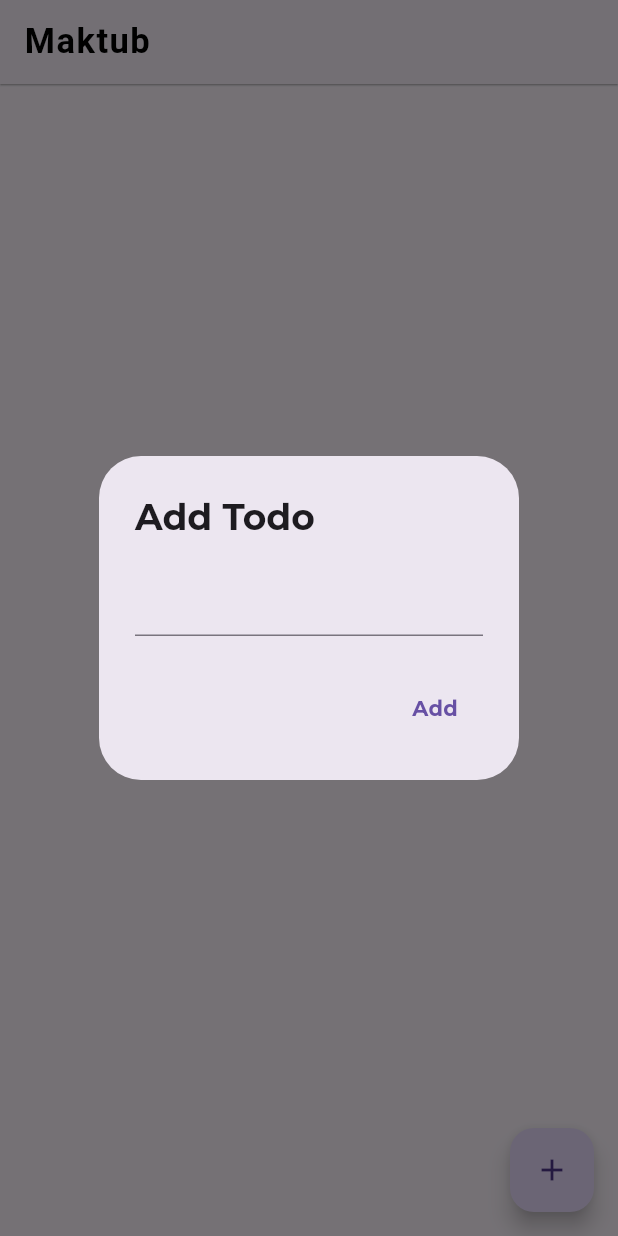
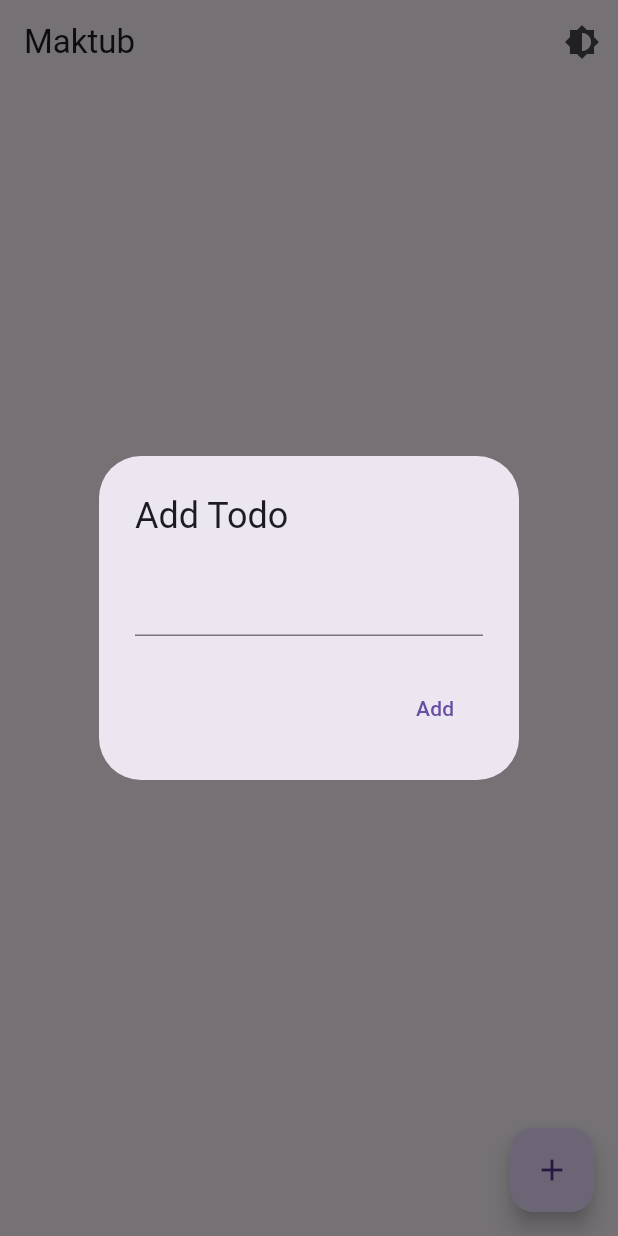
Before and after one commit to shaaanuu/maktub, a Flutter app: the screen it shows after launch, after a tap on the "add" icon, on a phone screen of 412 x 824 dp. Run offline on Flutter 3.47's test engine with Material 3 defaults, Android fonts, the phone set to English and light mode, and no system bars; our stand-ins replace flutter_bloc, flutter_slidable, hive_flutter; accounts and stored records are empty; project files that could hold a hidden picture were left out.

Commit message:
add: darkmode

```diff
--- /dev/null
+++ b/lib/bloc/theme/theme_bloc.dart
@@ -0,0 +1,51 @@
+import 'package:flutter/material.dart';
+import 'package:flutter_bloc/flutter_bloc.dart';
+import 'package:hive_flutter/hive_flutter.dart';
+
+import 'theme_event.dart';
+import 'theme_state.dart';
+
+class ThemeBloc extends Bloc<ThemeEvent, ThemeState> {
+  Box? settingsBox;
+
+  ThemeBloc() : super(ThemeState(themeData: _lightTheme)) {
+    _initHiveBox().then((_) {
+      _loadThemePreference().then((theme) {
+        emit(ThemeState(
+            themeData: theme == Brightness.dark ? _darkTheme : _lightTheme));
+      });
+    });
+
+    on<ToggleThemeEvent>((event, emit) async {
+      final newTheme = state.themeData.brightness == Brightness.dark
+          ? _lightTheme
+          : _darkTheme;
+      emit(ThemeState(themeData: newTheme));
+      await _saveThemePreference(newTheme.brightness);
+    });
+  }
+
+  static final ThemeData _lightTheme = ThemeData(
+    brightness: Brightness.light,
+  );
+
+  static final ThemeData _darkTheme = ThemeData(
+    brightness: Brightness.dark,
+  );
+
+  Future<void> _initHiveBox() async {
+    settingsBox = await Hive.openBox('settings');
+  }
+
+  Future<void> _saveThemePreference(Brightness brightness) async {
+    if (settingsBox != null) {
+      await settingsBox!
+          .put('theme', brightness == Brightness.dark ? 'dark' : 'light');
+    }
+  }
+
+  Future<Brightness> _loadThemePreference() async {
+    final theme = settingsBox?.get('theme');
+    return theme == 'dark' ? Brightness.dark : Brightness.light;
+  }
+}
--- /dev/null
+++ b/lib/bloc/theme/theme_event.dart
@@ -0,0 +1,3 @@
+abstract class ThemeEvent {}
+
+class ToggleThemeEvent extends ThemeEvent {}
--- /dev/null
+++ b/lib/bloc/theme/theme_state.dart
@@ -0,0 +1,7 @@
+import 'package:flutter/material.dart';
+
+class ThemeState {
+  final ThemeData themeData;
+
+  ThemeState({required this.themeData});
+}
--- a/lib/main.dart
+++ b/lib/main.dart
@@ -2,6 +2,8 @@ import 'package:flutter/material.dart';
 import 'package:flutter_bloc/flutter_bloc.dart';
 import 'package:hive_flutter/hive_flutter.dart';
 
+import 'bloc/theme/theme_bloc.dart';
+import 'bloc/theme/theme_state.dart';
 import 'bloc/todo/todo_bloc.dart';
 import 'presentation/home/screen_home.dart';
 
@@ -9,7 +11,15 @@ void main() async {
   await Hive.initFlutter();
   await Hive.openBox('todoBox');
 
-  runApp(const MyApp());
+  runApp(
+    MultiBlocProvider(
+      providers: [
+        BlocProvider(create: (context) => ThemeBloc()),
+        BlocProvider(create: (context) => TodoBloc()),
+      ],
+      child: const MyApp(),
+    ),
+  );
 }
 
 class MyApp extends StatelessWidget {
@@ -17,30 +27,15 @@ class MyApp extends StatelessWidget {
 
   @override
   Widget build(BuildContext context) {
-    return MaterialApp(
-      title: 'Maktub',
-      debugShowCheckedModeBanner: false,
-      theme: ThemeData(
-        fontFamily: 'Montserrat',
-        appBarTheme: const AppBarTheme(
-          shadowColor: Colors.grey,
-          elevation: 0.5,
-          titleTextStyle: TextStyle(
-            fontSize: 23,
-            letterSpacing: 1,
-            color: Colors.black,
-            fontWeight: FontWeight.bold,
-          ),
-        ),
-        checkboxTheme: const CheckboxThemeData(
-          fillColor: WidgetStatePropertyAll(Colors.white),
-          checkColor: WidgetStatePropertyAll(Colors.black),
-        ),
-      ),
-      home: BlocProvider(
-        create: (context) => TodoBloc(),
-        child: const ScreenHome(),
-      ),
+    return BlocBuilder<ThemeBloc, ThemeState>(
+      builder: (context, state) {
+        return MaterialApp(
+          title: 'Maktub',
+          debugShowCheckedModeBanner: false,
+          theme: state.themeData,
+          home: const ScreenHome(),
+        );
+      },
     );
   }
 }
--- a/lib/presentation/home/screen_home.dart
+++ b/lib/presentation/home/screen_home.dart
@@ -2,6 +2,8 @@ import 'package:flutter/material.dart';
 import 'package:flutter_bloc/flutter_bloc.dart';
 import 'package:flutter_slidable/flutter_slidable.dart';
 
+import '../../bloc/theme/theme_bloc.dart';
+import '../../bloc/theme/theme_event.dart';
 import '../../bloc/todo/todo_bloc.dart';
 import '../../bloc/todo/todo_event.dart';
 import '../../bloc/todo/todo_state.dart';
@@ -16,6 +18,14 @@ class ScreenHome extends StatelessWidget {
     return Scaffold(
       appBar: AppBar(
         title: const Text('Maktub'),
+        actions: [
+          IconButton(
+            icon: const Icon(Icons.brightness_6),
+            onPressed: () {
+              context.read<ThemeBloc>().add(ToggleThemeEvent());
+            },
+          ),
+        ],
       ),
       body: BlocBuilder<TodoBloc, TodoState>(
         builder: (context, state) {
@@ -40,6 +50,7 @@ class ScreenHome extends StatelessWidget {
                         SlidableAction(
                           borderRadius: BorderRadius.circular(10),
                           icon: Icons.delete_outline_rounded,
+                          backgroundColor: Colors.transparent,
                           onPressed: (context) {
                             BlocProvider.of<TodoBloc>(context).add(
                               RemoveTodo(index),
```
Also changed, not shown: lib/presentation/home/widgets/listitem_decoration.dart (+10 -5 lines).
